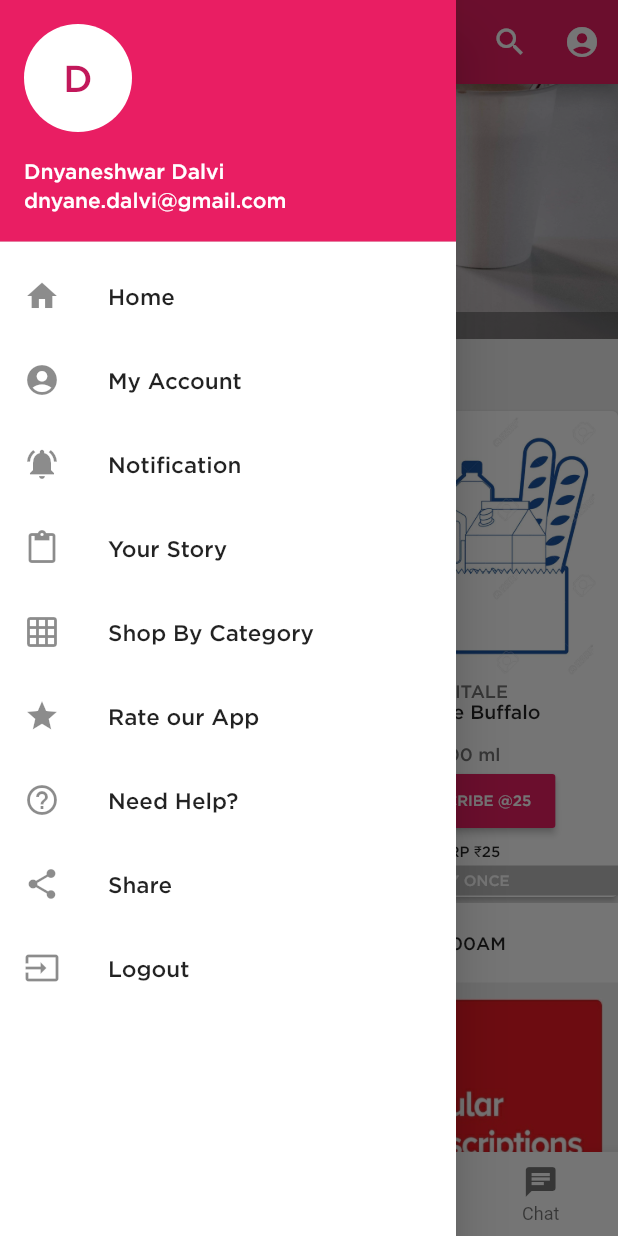
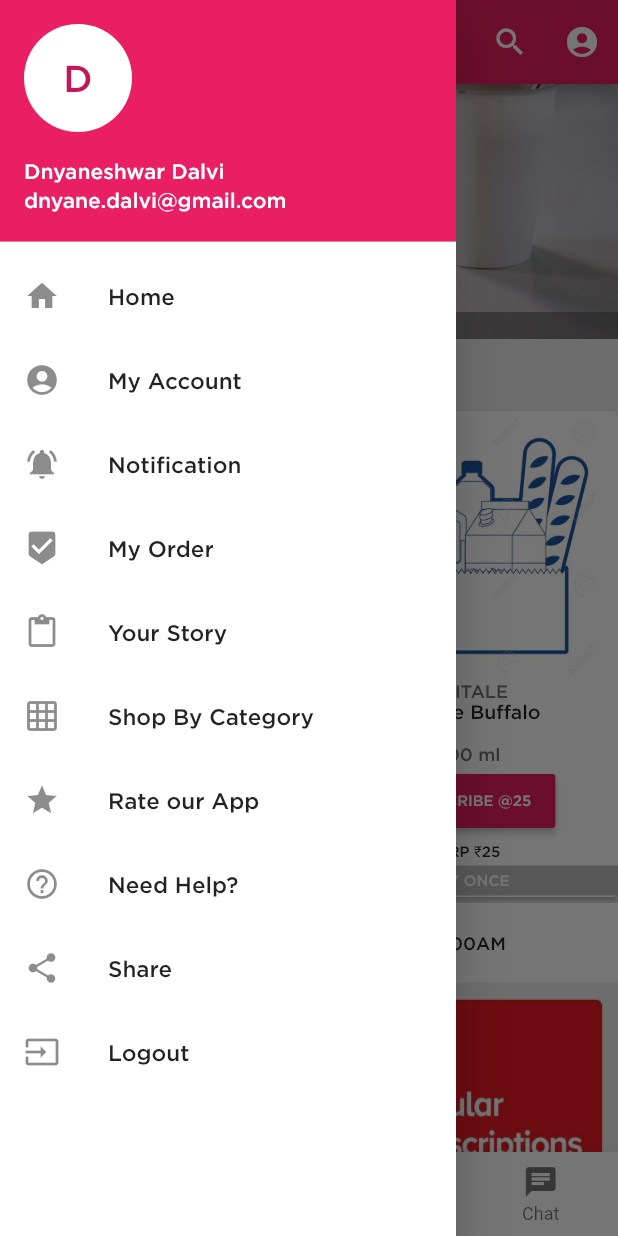
Before and after one commit to mekotlin/BBDaily-UI-Clone, a Flutter app: the MainView screen opened by its route, with the side drawer open, on a phone screen of 412 x 824 dp. Run offline on Flutter 3.47's test engine with Material 2 defaults, Android fonts, the phone set to English and light mode, and no system bars; drawn by our look-alikes of carousel_pro; our stand-ins replace fluttertoast.

Commit message:
My Order Started

```diff
--- a/lib/home_screens/main_view.dart
+++ b/lib/home_screens/main_view.dart
@@ -21,8 +21,8 @@ class _MainViewState extends State<MainView> {
   Widget currentPage;
 
   int _selectedIndex = 0;
-  static const TextStyle optionStyle =
-      TextStyle(fontFamily: 'Gotham', fontSize: 13);
+  static const TextStyle optionStyle = TextStyle(
+      fontFamily: 'Gotham', fontSize: 13, fontWeight: FontWeight.normal);
 
   @override
   void initState() {
@@ -176,6 +176,16 @@ class _MainViewState extends State<MainView> {
               onTap: () => Navigator.of(context).pop(),
             ),
             ListTile(
+                title: Text(
+                  'My Order',
+                  style: TextStyle(fontFamily: 'Gotham', fontSize: 15.0),
+                ),
+                leading: Icon(Icons.beenhere),
+                onTap: () {
+                  Navigator.of(context).pop();
+                  Navigator.of(context).pushReplacementNamed('/myOrders');
+                }),
+            ListTile(
               title: Text(
                 'Your Story',
                 style: TextStyle(fontFamily: 'Gotham', fontSize: 15.0),
--- a/lib/main.dart
+++ b/lib/main.dart
@@ -3,6 +3,7 @@ import 'package:flutter/material.dart';
 import 'dart:async';
 import 'home_screens/home_page.dart';
 import 'home_screens/navigation_screens/myhome.dart';
+import 'home_screens/drawer_items/my_orders.dart';
 
 void main() {
   runApp(MaterialApp(
@@ -17,6 +18,7 @@ void main() {
       '/a': (BuildContext context) => MainView(),
       '/b': (BuildContext context) => MyHome(),
       '/homePage': (BuildContext context) => HomePage(),
+      '/myOrders': (BuildContext context) => MyOrders(),
     },
   ));
 }
```
Also changed, not shown: lib/home_screens/drawer_items/my_orders.dart (added, +37 -0 lines), lib/home_screens/navigation_screens/myWallet.dart (line endings or trailing spaces).
